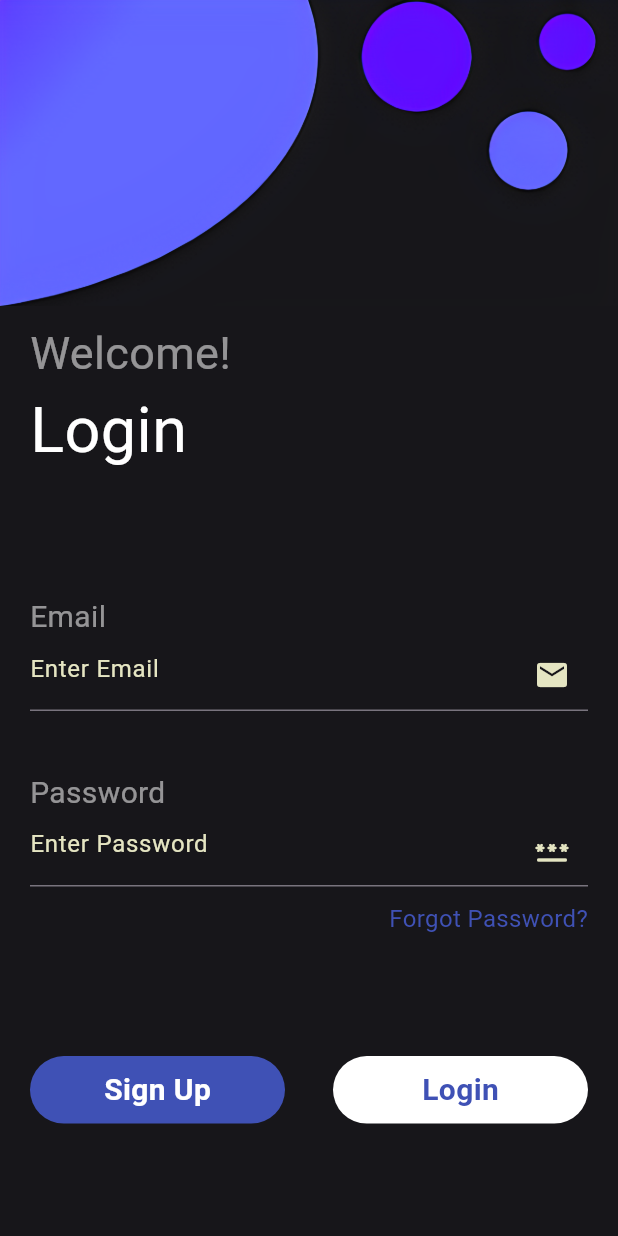
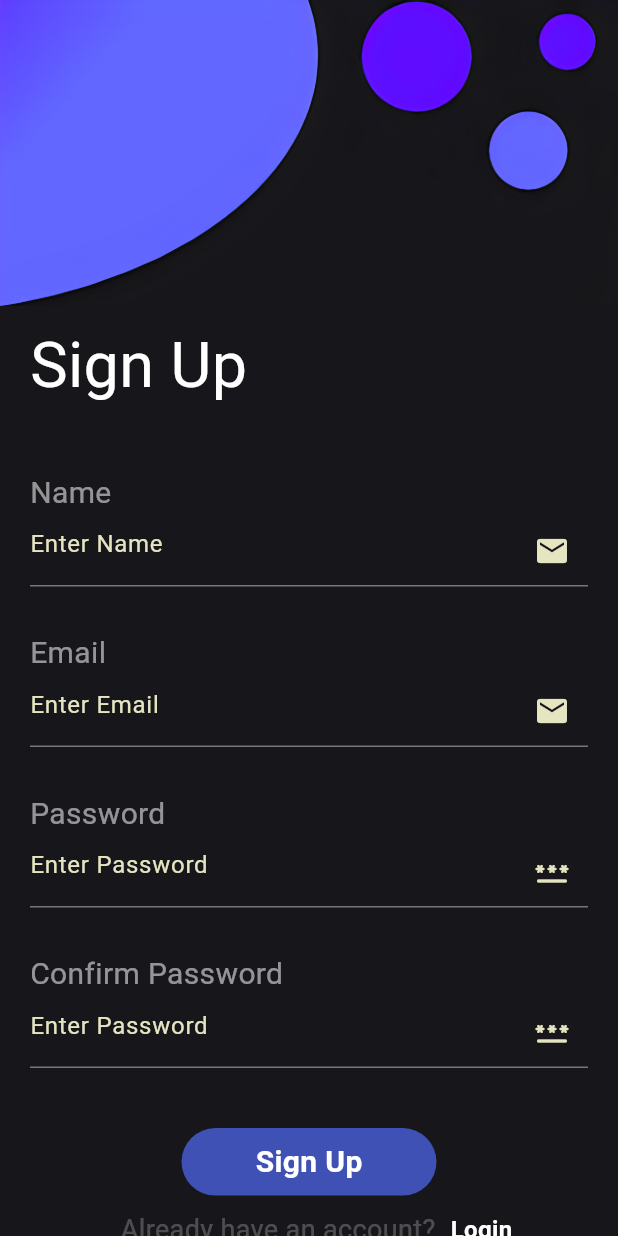
Before and after one commit to WebAdib/login_signup_ui1, a Flutter app: the screen it shows after launch, on a phone screen of 412 x 824 dp. Run offline on Flutter 3.47's test engine with Material 3 defaults, Android fonts, the light colour scheme and no system bars.

Commit message:
sign up page added

```diff
--- a/lib/Login.dart
+++ b/lib/Login.dart
@@ -1,4 +1,5 @@
 import 'package:flutter/material.dart';
+import 'package:login_signup_ui1/Signup.dart';
 
 class Login extends StatefulWidget {
   const Login({super.key});
@@ -104,7 +105,42 @@ class _LoginState extends State<Login> {
                     Row(
                       mainAxisAlignment: MainAxisAlignment.spaceBetween,
                       children: [
-                        Container(
+                        GestureDetector(
+                          onTap: () {
+                            Navigator.push(
+                                context,
+                                MaterialPageRoute(
+                                  builder: (context) => Signup(),
+                                ));
+                          },
+                          child: Container(
+                            width: 170,
+                            padding: EdgeInsets.only(
+                                left: 10, right: 10, top: 8, bottom: 8),
+                            decoration: BoxDecoration(
+                              borderRadius: BorderRadius.circular(50),
+                              color: Colors.white,
+                            ),
+                            child: Center(
+                              child: Text(
+                                "Sign Up",
+                                style: TextStyle(
+                                    color: Colors.indigo,
+                                    fontSize: 20,
+                                    fontWeight: FontWeight.bold),
+                              ),
+                            ),
+                          ),
+                        ),
+                        GestureDetector(
+                          onTap: () {
+                            Navigator.push(
+                                context,
+                                MaterialPageRoute(
+                                  builder: (context) => Login(),
+                                ));
+                          },
+                          child: Container(
                             width: 170,
                             padding: EdgeInsets.only(
                                 left: 10, right: 10, top: 8, bottom: 8),
@@ -114,29 +150,12 @@ class _LoginState extends State<Login> {
                             ),
                             child: Center(
                               child: Text(
-                              "Sign Up",
+                                "Login",
                                 style: TextStyle(
                                     color: Colors.white,
                                     fontSize: 20,
                                     fontWeight: FontWeight.bold),
                               ),
-                          ),
-                        ),
-                        Container(
-                          width: 170,
-                          padding: EdgeInsets.only(
-                              left: 10, right: 10, top: 8, bottom: 8),
-                          decoration: BoxDecoration(
-                            borderRadius: BorderRadius.circular(50),
-                            color: Colors.white,
-                          ),
-                          child: Center(
-                            child: Text(
-                              "Login",
-                              style: TextStyle(
-                                  color: Colors.indigo,
-                                  fontSize: 20,
-                                  fontWeight: FontWeight.bold),
                             ),
                           ),
                         ),
--- a/lib/MyApp.dart
+++ b/lib/MyApp.dart
@@ -1,8 +1,8 @@
 // My application
 import 'package:flutter/material.dart';
-//import 'package:login_signup_ui1/Login.dart';
 
 import 'Login.dart';
+import 'Signup.dart';
 
 class MyApp extends StatelessWidget {
   const MyApp({super.key});
@@ -29,7 +29,7 @@ class MyApp extends StatelessWidget {
       ),
       title: 'Login Signup UI 1',
       debugShowCheckedModeBanner: false,
-      home: Login(),
+      home: Signup(),
     );
   }
 }
--- /dev/null
+++ b/lib/Signup.dart
@@ -0,0 +1,199 @@
+import 'package:flutter/material.dart';
+
+import 'Login.dart';
+
+class Signup extends StatefulWidget {
+  const Signup({super.key});
+
+  @override
+  State<Signup> createState() => _SignupState();
+}
+
+class _SignupState extends State<Signup> {
+  @override
+  Widget build(BuildContext context) {
+    return Scaffold(
+      backgroundColor: Color(0xFF17161A),
+      body: SingleChildScrollView(
+        child: Container(
+          child: Column(
+            crossAxisAlignment: CrossAxisAlignment.start,
+            children: [
+              //////////////////////////////// Image section
+              Image.asset(
+                "images/pageBanner.png",
+              ),
+              //////////////////////////////// Welcome section
+              Padding(
+                padding: const EdgeInsets.only(left: 20, right: 20, top: 10),
+                child: Column(
+                  crossAxisAlignment: CrossAxisAlignment.start,
+                  children: [
+                    Text(
+                      'Sign Up',
+                      style: TextStyle(
+                        color: Colors.white,
+                        fontSize: 42,
+                      ),
+                      textAlign: TextAlign.left,
+                    ),
+                    SizedBox(
+                      height: 40,
+                    ),
+                    //////////////////////////////// Email and password section
+                    Text(
+                      'Name',
+                      style: TextStyle(
+                        color: Colors.white54,
+                        fontSize: 20,
+                      ),
+                      textAlign: TextAlign.left,
+                    ),
+                    TextField(
+                      decoration: InputDecoration(
+                        focusedBorder: UnderlineInputBorder(
+                          // White underline when focused
+                          borderSide: BorderSide(color: Colors.grey.shade800),
+                        ),
+                        hintText: 'Enter Name',
+                        hintStyle: TextStyle(color: Color(0xF1F1F1CC)),
+                        suffixIcon: Icon(Icons.email, color: Color(0xF1F1F1CC)),
+                      ),
+                    ),
+                    SizedBox(
+                      height: 30,
+                    ),
+                    Text(
+                      'Email',
+                      style: TextStyle(
+                        color: Colors.white54,
+                        fontSize: 20,
+                      ),
+                      textAlign: TextAlign.left,
+                    ),
+                    TextField(
+                      decoration: InputDecoration(
+                        focusedBorder: UnderlineInputBorder(
+                          // White underline when focused
+                          borderSide: BorderSide(color: Colors.grey.shade800),
+                        ),
+                        hintText: 'Enter Email',
+                        hintStyle: TextStyle(color: Color(0xF1F1F1CC)),
+                        suffixIcon: Icon(Icons.email, color: Color(0xF1F1F1CC)),
+                      ),
+                    ),
+                    SizedBox(
+                      height: 30,
+                    ),
+                    Text(
+                      'Password',
+                      style: TextStyle(
+                        color: Colors.white54,
+                        fontSize: 20,
+                      ),
+                      textAlign: TextAlign.left,
+                    ),
+                    TextField(
+                      decoration: InputDecoration(
+                        focusedBorder: UnderlineInputBorder(
+                          // White underline when focused
+                          borderSide: BorderSide(color: Colors.grey.shade800),
+                        ),
+                        hintText: 'Enter Password',
+                        hintStyle: TextStyle(color: Color(0xF1F1F1CC)),
+                        suffixIcon: Icon(Icons.password_rounded,
+                            color: Color(0xF1F1F1CC)),
+                      ),
+                    ),
+                    SizedBox(
+                      height: 30,
+                    ),
+                    Text(
+                      'Confirm Password',
+                      style: TextStyle(
+                        color: Colors.white54,
+                        fontSize: 20,
+                      ),
+                      textAlign: TextAlign.left,
+                    ),
+                    TextField(
+                      decoration: InputDecoration(
+                        focusedBorder: UnderlineInputBorder(
+                          // White underline when focused
+                          borderSide: BorderSide(color: Colors.grey.shade800),
+                        ),
+                        hintText: 'Enter Password',
+                        hintStyle: TextStyle(color: Color(0xF1F1F1CC)),
+                        suffixIcon: Icon(Icons.password_rounded,
+                            color: Color(0xF1F1F1CC)),
+                      ),
+                    ),
+                    SizedBox(height: 10),
+
+                    SizedBox(height: 30),
+                    //////////////////////////////// Login button section
+                    Row(
+                      mainAxisAlignment: MainAxisAlignment.center,
+                      children: [
+                        Container(
+                          width: 170,
+                          padding: EdgeInsets.only(
+                              left: 10, right: 10, top: 8, bottom: 8),
+                          decoration: BoxDecoration(
+                            borderRadius: BorderRadius.circular(50),
+                            color: Colors.indigo,
+                          ),
+                          child: Center(
+                            child: Text(
+                              "Sign Up",
+                              style: TextStyle(
+                                  color: Colors.white,
+                                  fontSize: 20,
+                                  fontWeight: FontWeight.bold),
+                            ),
+                          ),
+                        ),
+                      ],
+                    ),
+                    SizedBox(height: 10),
+                    //////////////////////////////// question section
+                    Row(
+                      mainAxisAlignment: MainAxisAlignment.center,
+                      children: [
+                        SizedBox(width: 10),
+                        Text(
+                          'Already have an account?',
+                          style: TextStyle(
+                            color: Colors.white24,
+                            fontSize: 18,
+                          ),
+                        ),
+                        SizedBox(width: 10),
+                        GestureDetector(
+                          onTap: () {
+                            Navigator.push(
+                                context,
+                                MaterialPageRoute(
+                                  builder: (context) => Login(),
+                                ));
+                          },
+                          child: Text(
+                            'Login',
+                            style: TextStyle(
+                                color: Colors.white,
+                                fontSize: 16,
+                                fontWeight: FontWeight.bold),
+                          ),
+                        ),
+                      ],
+                    ),
+                  ],
+                ),
+              ),
+            ],
+          ),
+        ),
+      ),
+    );
+  }
+}
```
Lines whose indentation alone changed are shown as unchanged.
